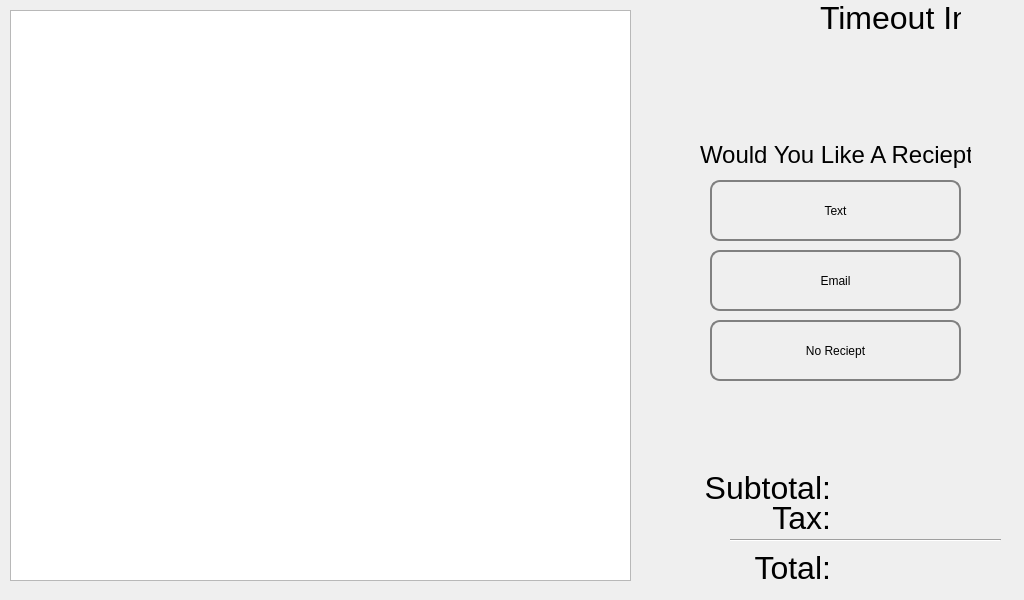
Old version of the form ui/reciept_screen.ui in the repository ComputerScienceHouse/bits-n-bytes-ui.
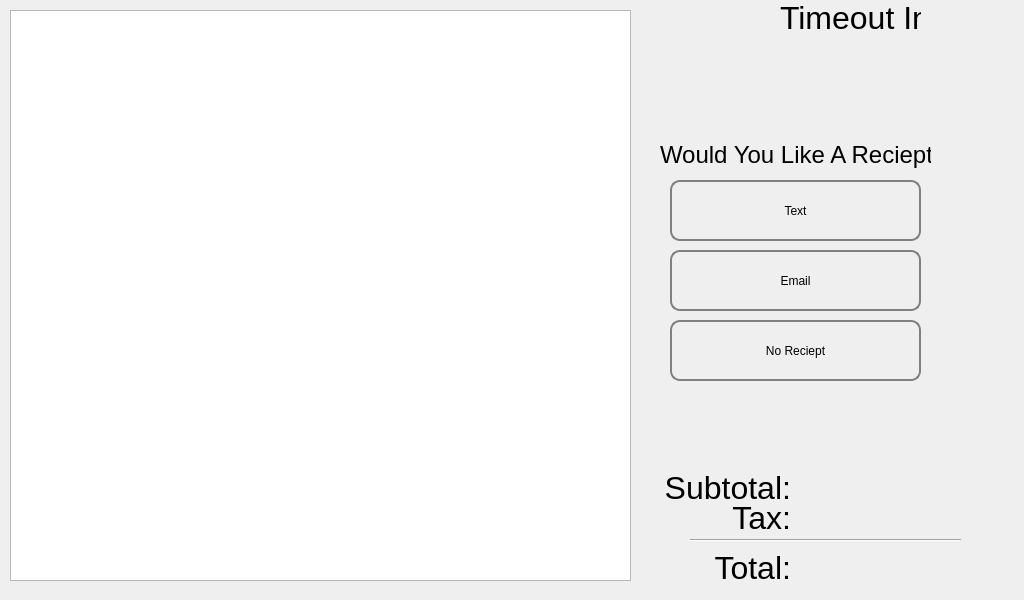
New version of the form.

Commit message: added separate screens for the reciept buttons

The edit to the form file:
```diff
--- a/ui/reciept_screen.ui
+++ b/ui/reciept_screen.ui
@@ -11,39 +11,6 @@
    </rect>
   </property>
   <widget class="QWidget" name="centralwidget">
-   <widget class="QPushButton" name="pushButton">
-    <property name="geometry">
-     <rect>
-      <x>710</x>
-      <y>180</y>
-      <width>251</width>
-      <height>61</height>
-     </rect>
-    </property>
-    <property name="styleSheet">
-     <string notr="true">QPushButton{border: 2px solid grey; border-radius: 10px; padding: 5px}
-</string>
-    </property>
-    <property name="text">
-     <string>Text</string>
-    </property>
-   </widget>
-   <widget class="QPushButton" name="pushButton_2">
-    <property name="geometry">
-     <rect>
-      <x>710</x>
-      <y>250</y>
-      <width>251</width>
-      <height>61</height>
-     </rect>
-    </property>
-    <property name="styleSheet">
-     <string notr="true">QPushButton{border: 2px solid grey; border-radius: 10px; padding: 5px}</string>
-    </property>
-    <property name="text">
-     <string>Email</string>
-    </property>
-   </widget>
    <widget class="QListWidget" name="itemList">
     <property name="geometry">
      <rect>
@@ -54,11 +21,43 @@
      </rect>
     </property>
    </widget>
-   <widget class="QPushButton" name="pushButton_3">
+   <widget class="QStackedWidget" name="stackedWidget">
     <property name="geometry">
      <rect>
-      <x>710</x>
-      <y>320</y>
+      <x>640</x>
+      <y>0</y>
+      <width>371</width>
+      <height>591</height>
+     </rect>
+    </property>
+    <widget class="QWidget" name="page">
+     <widget class="QLabel" name="subtotalLabel_2">
+      <property name="geometry">
+       <rect>
+        <x>10</x>
+        <y>500</y>
+        <width>141</width>
+        <height>31</height>
+       </rect>
+      </property>
+      <property name="styleSheet">
+       <string notr="true"/>
+      </property>
+      <property name="text">
+       <string>&lt;html&gt;&lt;head/&gt;&lt;body&gt;&lt;p&gt;&lt;span style=&quot; font-size:24pt;&quot;&gt;Tax:&lt;/span&gt;&lt;/p&gt;&lt;/body&gt;&lt;/html&gt;</string>
+      </property>
+      <property name="alignment">
+       <set>Qt::AlignmentFlag::AlignRight|Qt::AlignmentFlag::AlignTrailing|Qt::AlignmentFlag::AlignVCenter</set>
+      </property>
+      <property name="class" stdset="0">
+       <string>heading</string>
+      </property>
+     </widget>
+     <widget class="QPushButton" name="pushButton_2">
+      <property name="geometry">
+       <rect>
+        <x>30</x>
+        <y>250</y>
       <width>251</width>
       <height>61</height>
      </rect>
@@ -67,13 +66,30 @@
      <string notr="true">QPushButton{border: 2px solid grey; border-radius: 10px; padding: 5px}</string>
     </property>
     <property name="text">
-     <string>No Reciept</string>
-    </property>
-   </widget>
-   <widget class="QLabel" name="nutritionLabel">
+       <string>Email</string>
+      </property>
+     </widget>
+     <widget class="QPushButton" name="pushButton">
     <property name="geometry">
      <rect>
-      <x>820</x>
+        <x>30</x>
+        <y>180</y>
+        <width>251</width>
+        <height>61</height>
+       </rect>
+      </property>
+      <property name="styleSheet">
+       <string notr="true">QPushButton{border: 2px solid grey; border-radius: 10px; padding: 5px}
+</string>
+      </property>
+      <property name="text">
+       <string>Text</string>
+      </property>
+     </widget>
+     <widget class="QLabel" name="timeoutLabel">
+      <property name="geometry">
+       <rect>
+        <x>140</x>
       <y>0</y>
       <width>141</width>
       <height>31</height>
@@ -91,10 +107,61 @@
      <string>text</string>
     </property>
    </widget>
+     <widget class="QLabel" name="subtotalLabel_4">
+      <property name="geometry">
+       <rect>
+        <x>20</x>
+        <y>140</y>
+        <width>271</width>
+        <height>31</height>
+       </rect>
+      </property>
+      <property name="styleSheet">
+       <string notr="true"/>
+      </property>
+      <property name="text">
+       <string>&lt;html&gt;&lt;head/&gt;&lt;body&gt;&lt;p align=&quot;center&quot;&gt;&lt;span style=&quot; font-size:18pt;&quot;&gt;Would You Like A Reciept?&lt;/span&gt;&lt;/p&gt;&lt;/body&gt;&lt;/html&gt;</string>
+      </property>
+      <property name="alignment">
+       <set>Qt::AlignmentFlag::AlignRight|Qt::AlignmentFlag::AlignTrailing|Qt::AlignmentFlag::AlignVCenter</set>
+      </property>
+      <property name="class" stdset="0">
+       <string>heading</string>
+      </property>
+     </widget>
+     <widget class="Line" name="line">
+      <property name="geometry">
+       <rect>
+        <x>50</x>
+        <y>530</y>
+        <width>271</width>
+        <height>21</height>
+       </rect>
+      </property>
+      <property name="orientation">
+       <enum>Qt::Orientation::Horizontal</enum>
+      </property>
+     </widget>
+     <widget class="QPushButton" name="pushButton_3">
+      <property name="geometry">
+       <rect>
+        <x>30</x>
+        <y>320</y>
+        <width>251</width>
+        <height>61</height>
+       </rect>
+      </property>
+      <property name="styleSheet">
+       <string notr="true">QPushButton{border: 2px solid grey; border-radius: 10px; padding: 5px}</string>
+      </property>
+      <property name="text">
+       <string>No Reciept</string>
+      </property>
+     </widget>
    <widget class="QLabel" name="subtotalLabel">
     <property name="geometry">
      <rect>
-      <x>690</x>
+        <x>10</x>
       <y>470</y>
       <width>141</width>
       <height>31</height>
@@ -113,32 +180,10 @@
      <string>heading</string>
     </property>
    </widget>
-   <widget class="QLabel" name="subtotalLabel_2">
-    <property name="geometry">
-     <rect>
-      <x>690</x>
-      <y>500</y>
-      <width>141</width>
-      <height>31</height>
-     </rect>
-    </property>
-    <property name="styleSheet">
-     <string notr="true"/>
-    </property>
-    <property name="text">
-     <string>&lt;html&gt;&lt;head/&gt;&lt;body&gt;&lt;p&gt;&lt;span style=&quot; font-size:24pt;&quot;&gt;Tax:&lt;/span&gt;&lt;/p&gt;&lt;/body&gt;&lt;/html&gt;</string>
-    </property>
-    <property name="alignment">
-     <set>Qt::AlignmentFlag::AlignRight|Qt::AlignmentFlag::AlignTrailing|Qt::AlignmentFlag::AlignVCenter</set>
-    </property>
-    <property name="class" stdset="0">
-     <string>heading</string>
-    </property>
-   </widget>
    <widget class="QLabel" name="subtotalLabel_3">
     <property name="geometry">
      <rect>
-      <x>690</x>
+        <x>10</x>
       <y>550</y>
       <width>141</width>
       <height>31</height>
@@ -157,24 +202,57 @@
      <string>heading</string>
     </property>
    </widget>
-   <widget class="Line" name="line">
+    </widget>
+    <widget class="QWidget" name="page_2">
+     <widget class="QLineEdit" name="textLineEdit">
     <property name="geometry">
      <rect>
-      <x>730</x>
-      <y>530</y>
+        <x>90</x>
+        <y>220</y>
+        <width>221</width>
+        <height>41</height>
+       </rect>
+      </property>
+     </widget>
+     <widget class="QLabel" name="phoneNumberLabel">
+      <property name="geometry">
+       <rect>
+        <x>70</x>
+        <y>180</y>
       <width>271</width>
-      <height>21</height>
-     </rect>
-    </property>
-    <property name="orientation">
-     <enum>Qt::Orientation::Horizontal</enum>
-    </property>
-   </widget>
-   <widget class="QLabel" name="subtotalLabel_4">
+        <height>31</height>
+       </rect>
+      </property>
+      <property name="styleSheet">
+       <string notr="true"/>
+      </property>
+      <property name="text">
+       <string>&lt;html&gt;&lt;head/&gt;&lt;body&gt;&lt;p align=&quot;center&quot;&gt;&lt;span style=&quot; font-size:18pt;&quot;&gt;Enter Your Phone Number:&lt;/span&gt;&lt;/p&gt;&lt;/body&gt;&lt;/html&gt;</string>
+      </property>
+      <property name="alignment">
+       <set>Qt::AlignmentFlag::AlignRight|Qt::AlignmentFlag::AlignTrailing|Qt::AlignmentFlag::AlignVCenter</set>
+      </property>
+      <property name="class" stdset="0">
+       <string>heading</string>
+      </property>
+     </widget>
+    </widget>
+    <widget class="QWidget" name="page_3">
+     <widget class="QLineEdit" name="emailLineEdit">
     <property name="geometry">
      <rect>
-      <x>700</x>
-      <y>140</y>
+        <x>80</x>
+        <y>230</y>
+        <width>221</width>
+        <height>41</height>
+       </rect>
+      </property>
+     </widget>
+     <widget class="QLabel" name="emailLabel">
+      <property name="geometry">
+       <rect>
+        <x>60</x>
+        <y>200</y>
       <width>271</width>
       <height>31</height>
      </rect>
@@ -183,7 +261,7 @@
      <string notr="true"/>
     </property>
     <property name="text">
-     <string>&lt;html&gt;&lt;head/&gt;&lt;body&gt;&lt;p align=&quot;center&quot;&gt;&lt;span style=&quot; font-size:18pt;&quot;&gt;Would You Like A Reciept?&lt;/span&gt;&lt;/p&gt;&lt;/body&gt;&lt;/html&gt;</string>
+       <string>&lt;html&gt;&lt;head/&gt;&lt;body&gt;&lt;p align=&quot;center&quot;&gt;&lt;span style=&quot; font-size:18pt;&quot;&gt;Enter Your Email:&lt;/span&gt;&lt;/p&gt;&lt;/body&gt;&lt;/html&gt;</string>
     </property>
     <property name="alignment">
      <set>Qt::AlignmentFlag::AlignRight|Qt::AlignmentFlag::AlignTrailing|Qt::AlignmentFlag::AlignVCenter</set>
@@ -191,6 +269,8 @@
     <property name="class" stdset="0">
      <string>heading</string>
     </property>
+     </widget>
+    </widget>
    </widget>
   </widget>
  </widget>
```
Lines whose indentation alone changed are shown as unchanged. The commit also changes 1 other file.
